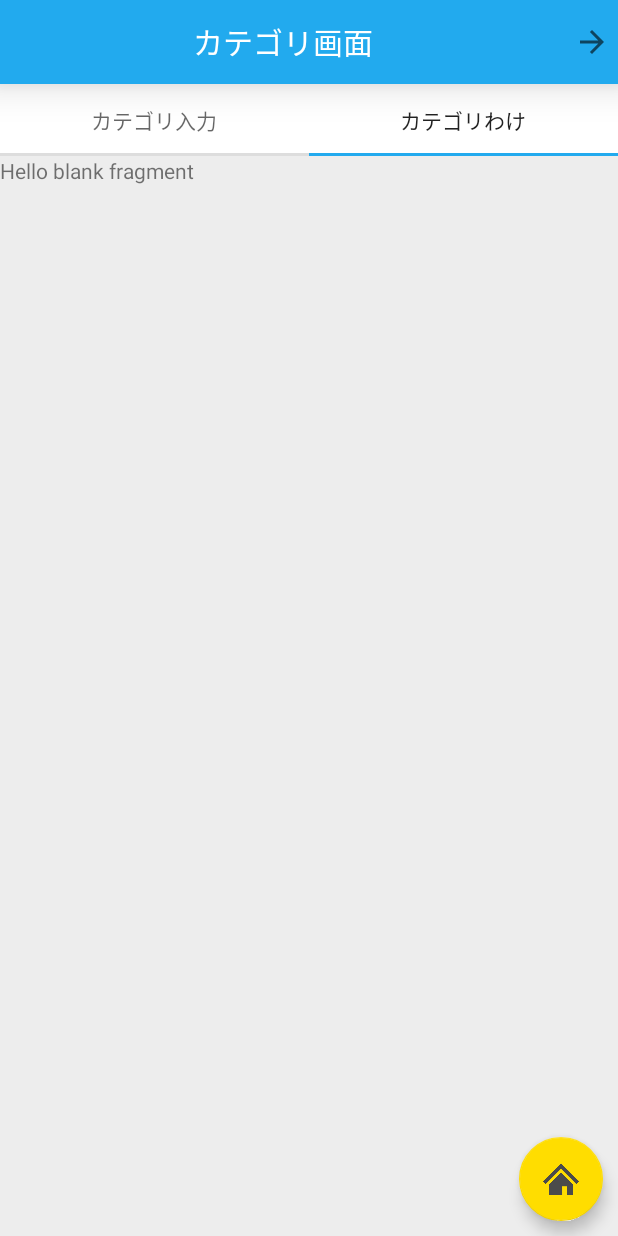
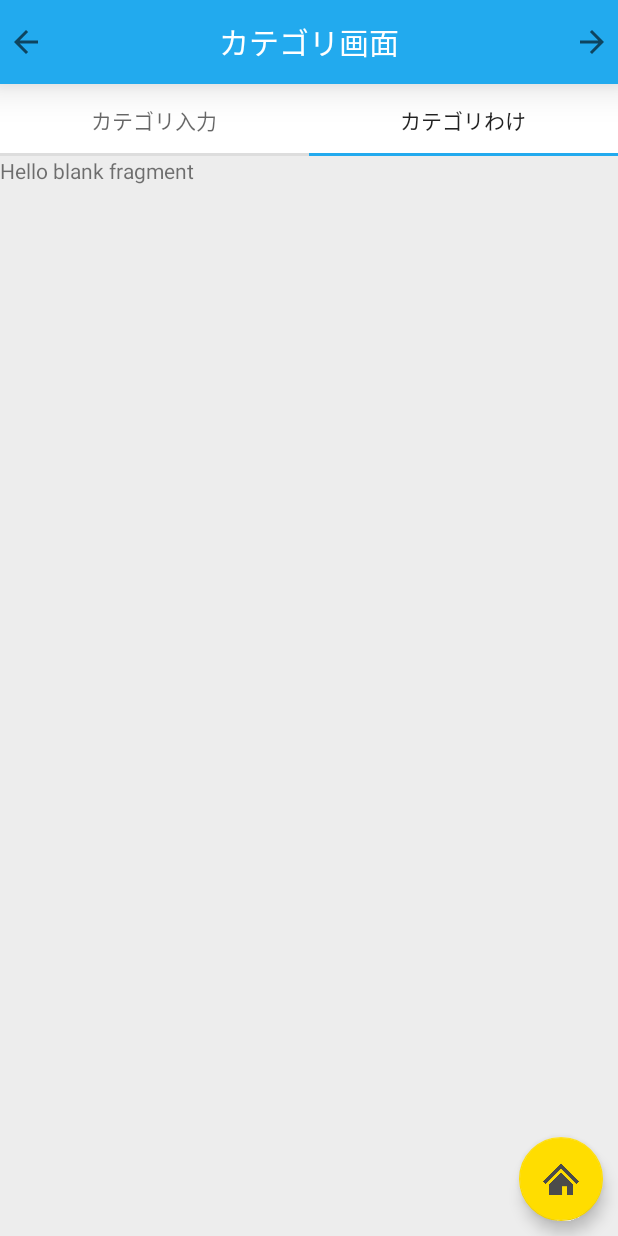
Before and after one commit to FJB16G/X16G_D, an Android app: the Category1 screen opened directly, with no data from a screen before it, tab 2 chosen, on a phone screen of 412 x 824 dp. Run offline under Robolectric (Android 15) with nearby library versions, the phone set to English and light mode, and no system bars; Roboto replaces fonts that are not available here.

Commit message:
なおった(^_-)-☆

```diff
--- a/app/src/main/res/layout/activity_category.xml
+++ b/app/src/main/res/layout/activity_category.xml
@@ -18,6 +18,16 @@
             android:elevation="16dp"
             android:orientation="horizontal">
 
+            <ImageView
+                android:id="@+id/toIdeaActivity"
+                android:layout_width="wrap_content"
+                android:layout_height="match_parent"
+                android:layout_weight="0"
+                android:padding="5dp"
+                android:rotation="0"
+
+                app:srcCompat="?attr/actionModeCloseDrawable" />
+
             <TextView
                 android:id="@+id/textView"
                 android:layout_width="match_parent"
@@ -31,9 +41,9 @@
 
             <ImageView
                 android:id="@+id/toNextActivity"
-                android:layout_width="70dp"
+                android:layout_width="wrap_content"
                 android:layout_height="match_parent"
-                android:layout_weight="1"
+                android:layout_weight="0"
                 android:padding="5dp"
                 android:rotation="180"
 
```
Also changed, not shown: app/src/main/java/jp/ac/chiba_fjb/x16g_d/ideatest02/Category1.java (+12 -4 lines).
